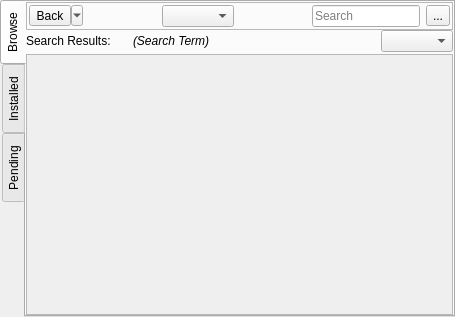
trueos/sysadm-ui-qt, file src-qt5/gui_client/pages/page_pkg.ui: the form before one commit.
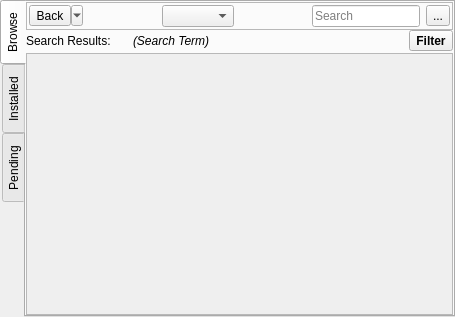
The form after the commit. The open tabs and pages were chosen to show the change. Icons and pictures are not drawn.

Commit message: Clean up the menus which list the available categories quite a bit. Now they are a lot easier to browser/filter as needed.

Diff of the .ui file:
```diff
--- a/src-qt5/gui_client/pages/page_pkg.ui
+++ b/src-qt5/gui_client/pages/page_pkg.ui
@@ -375,12 +375,25 @@
               </spacer>
              </item>
              <item>
-              <widget class="QComboBox" name="combo_search_cat">
-               <property name="currentText">
-                <string/>
+              <widget class="QToolButton" name="tool_search_cat">
+               <property name="font">
+                <font>
+                 <weight>75</weight>
+                 <bold>true</bold>
+                </font>
                </property>
-               <property name="sizeAdjustPolicy">
-                <enum>QComboBox::AdjustToContents</enum>
+               <property name="text">
+                <string notr="true">Filter</string>
+               </property>
+               <property name="icon">
+                <iconset resource="../../icons/icons.qrc">
+                 <normaloff>:/icons/black/list.svg</normaloff>:/icons/black/list.svg</iconset>
+               </property>
+               <property name="popupMode">
+                <enum>QToolButton::InstantPopup</enum>
+               </property>
+               <property name="toolButtonStyle">
+                <enum>Qt::ToolButtonTextBesideIcon</enum>
                </property>
               </widget>
              </item>
@@ -397,7 +410,7 @@
                 <x>0</x>
                 <y>0</y>
                 <width>421</width>
-                <height>249</height>
+                <height>250</height>
                </rect>
               </property>
              </widget>
```
Left out of the diff: 6 changed lines with no effect on the pictures. The commit also changes 3 other files.
